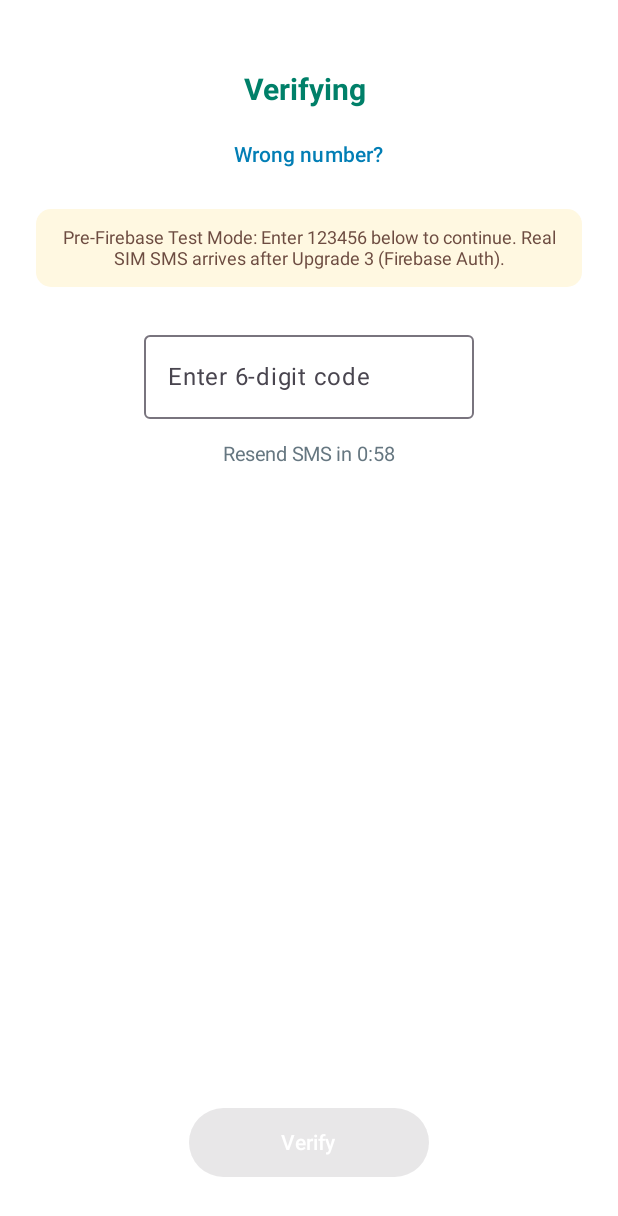
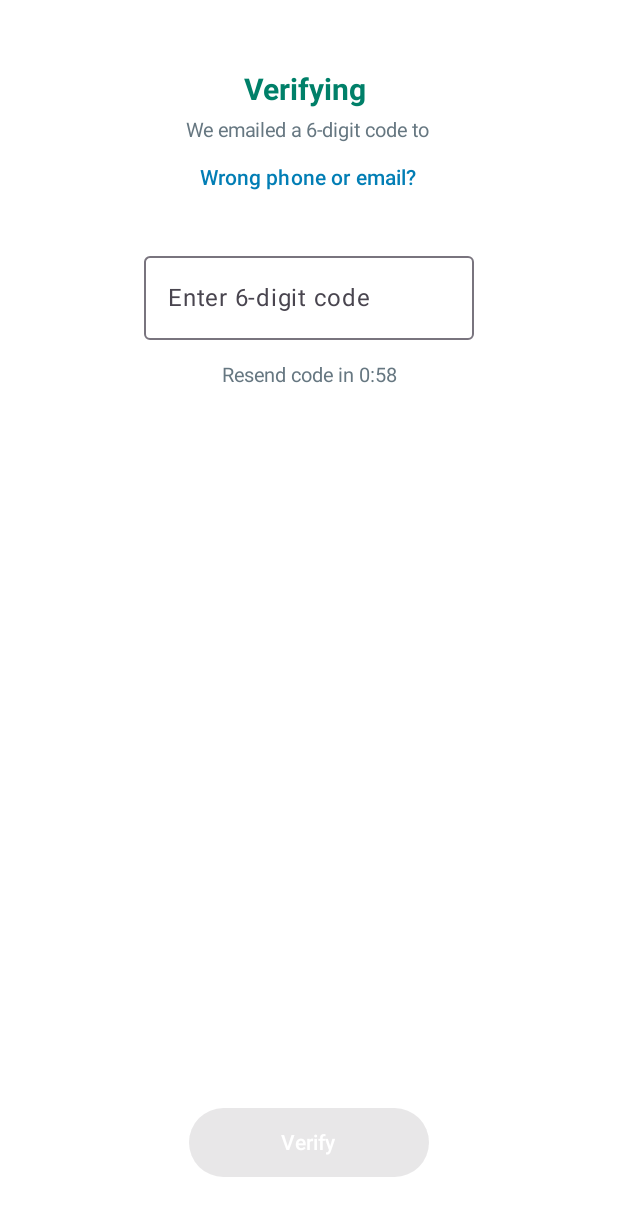
Before and after one commit to olawale341/VIA, an Android app built with Jetpack Compose: the composable OtpVerificationScreen called with empty values, on a phone screen of 412 x 824 dp. Shown: the top 1216 px of the screen. Run offline under Robolectric (Android 15) with nearby library versions, the phone set to English and light mode, and no system bars.

Commit message:
Update OnboardingScreens.kt

```diff
--- a/android-app/app/src/main/java/com/globalchat/android/ui/OnboardingScreens.kt
+++ b/android-app/app/src/main/java/com/globalchat/android/ui/OnboardingScreens.kt
@@ -70,25 +70,30 @@ fun WelcomeScreen(onAgree: () -> Unit) {
 }
 
 @Composable
-fun PhoneEntryScreen(onSubmit: (String, String) -> Unit) {
+fun PhoneEntryScreen(
+    isLoading: Boolean,
+    errorText: String?,
+    onSubmit: (String, String, String) -> Unit
+) {
     var selectedCountry by remember { mutableStateOf(supportedCountries.first()) }
     var showCountryMenu by remember { mutableStateOf(false) }
     var localPhone by remember { mutableStateOf("") }
+    var email by remember { mutableStateOf("") }
 
     Column(
         modifier = Modifier.fillMaxSize().background(Color.White).padding(24.dp),
         horizontalAlignment = Alignment.CenterHorizontally
     ) {
         Spacer(Modifier.height(24.dp))
-        Text("Enter your phone number", fontSize = 20.sp, fontWeight = FontWeight.Bold, color = WaGreen)
+        Text("Enter your phone & email", fontSize = 20.sp, fontWeight = FontWeight.Bold, color = WaGreen)
         Spacer(Modifier.height(10.dp))
         Text(
-            "GlobalChat will verify your phone number. Carrier SMS charges may apply once live OTP is enabled.",
+            "GlobalChat will email a free 6-digit verification code to verify your account.",
             textAlign = TextAlign.Center,
             fontSize = 13.sp,
             color = Color(0xFF667781)
         )
-        Spacer(Modifier.height(28.dp))
+        Spacer(Modifier.height(24.dp))
 
         Box(modifier = Modifier.fillMaxWidth()) {
             OutlinedTextField(
@@ -97,17 +102,14 @@ fun PhoneEntryScreen(onSubmit: (String, String) -> Unit) {
                 readOnly = true,
                 label = { Text("Country") },
                 trailingIcon = { Icon(Icons.Default.ArrowDropDown, null) },
-                modifier = Modifier.fillMaxWidth().clickable { showCountryMenu = true }
+                modifier = Modifier.fillMaxWidth()
             )
             Box(modifier = Modifier.matchParentSize().clickable { showCountryMenu = true })
             DropdownMenu(expanded = showCountryMenu, onDismissRequest = { showCountryMenu = false }) {
                 supportedCountries.forEach { country ->
                     DropdownMenuItem(
                         text = { Text("${country.flag}  ${country.name} (${country.dialCode})") },
-                        onClick = {
-                            selectedCountry = country
-                            showCountryMenu = false
-                        }
+                        onClick = { selectedCountry = country; showCountryMenu = false }
                     )
                 }
             }
@@ -133,15 +135,32 @@ fun PhoneEntryScreen(onSubmit: (String, String) -> Unit) {
             )
         }
 
+        Spacer(Modifier.height(12.dp))
+        OutlinedTextField(
+            value = email,
+            onValueChange = { email = it },
+            label = { Text("Email for 6-digit OTP") },
+            placeholder = { Text("you@gmail.com") },
+            singleLine = true,
+            keyboardOptions = KeyboardOptions(keyboardType = KeyboardType.Email),
+            modifier = Modifier.fillMaxWidth()
+        )
+
+        if (errorText != null) {
+            Spacer(Modifier.height(10.dp))
+            Text(errorText, color = Color.Red, fontSize = 12.sp, textAlign = TextAlign.Center)
+        }
+
         Spacer(Modifier.weight(1f))
         Button(
-            onClick = { onSubmit(selectedCountry.dialCode, localPhone) },
-            enabled = localPhone.count { it.isDigit() } >= 6,
+            onClick = { onSubmit(selectedCountry.dialCode, localPhone, email) },
+            enabled = !isLoading && localPhone.count { it.isDigit() } >= 6 && email.contains("@"),
             shape = RoundedCornerShape(24.dp),
             colors = ButtonDefaults.buttonColors(containerColor = WaGreen),
-            modifier = Modifier.width(140.dp).height(46.dp)
+            modifier = Modifier.width(160.dp).height(46.dp)
         ) {
-            Text("Next", color = Color.White, fontWeight = FontWeight.SemiBold)
+            if (isLoading) CircularProgressIndicator(color = Color.White, modifier = Modifier.size(20.dp), strokeWidth = 2.dp)
+            else Text("Send Code", color = Color.White, fontWeight = FontWeight.SemiBold)
         }
         Spacer(Modifier.height(16.dp))
     }
@@ -150,8 +169,11 @@ fun PhoneEntryScreen(onSubmit: (String, String) -> Unit) {
 @Composable
 fun OtpVerificationScreen(
     phoneNumber: String,
+    email: String,
+    isLoading: Boolean,
     errorText: String?,
     onVerify: (String) -> Unit,
+    onResend: () -> Unit,
     onWrongNumber: () -> Unit
 ) {
     var otpCode by remember { mutableStateOf("") }
@@ -171,31 +193,14 @@ fun OtpVerificationScreen(
         Spacer(Modifier.height(24.dp))
         Text("Verifying $phoneNumber", fontSize = 20.sp, fontWeight = FontWeight.Bold, color = WaGreen)
         Spacer(Modifier.height(8.dp))
-        TextButton(onClick = onWrongNumber) {
-            Text("Wrong number?", color = Color(0xFF027EB5))
-        }
-        Spacer(Modifier.height(12.dp))
+        Text("We emailed a 6-digit code to $email", fontSize = 13.sp, color = Color(0xFF667781), textAlign = TextAlign.Center)
+        TextButton(onClick = onWrongNumber) { Text("Wrong phone or email?", color = Color(0xFF027EB5)) }
 
-        Surface(
-            color = Color(0xFFFFF8E1),
-            shape = RoundedCornerShape(10.dp),
-            modifier = Modifier.fillMaxWidth()
-        ) {
-            Text(
-                "Pre-Firebase Test Mode: Enter 123456 below to continue. Real SIM SMS arrives after Upgrade 3 (Firebase Auth).",
-                fontSize = 12.sp,
-                color = Color(0xFF6D4C41),
-                modifier = Modifier.padding(12.dp),
-                textAlign = TextAlign.Center
-            )
-        }
-
-        Spacer(Modifier.height(24.dp))
+        Spacer(Modifier.height(20.dp))
         OutlinedTextField(
             value = otpCode,
             onValueChange = { if (it.length <= 6 && it.all(Char::isDigit)) otpCode = it },
             label = { Text("Enter 6-digit code") },
-            placeholder = { Text("123456") },
             singleLine = true,
             keyboardOptions = KeyboardOptions(keyboardType = KeyboardType.Number),
             modifier = Modifier.width(220.dp)
@@ -206,21 +211,26 @@ fun OtpVerificationScreen(
         }
         Spacer(Modifier.height(16.dp))
         Text(
-            text = if (secondsLeft > 0) "Resend SMS in 0:${secondsLeft.toString().padStart(2, '0')}" else "Didn't receive code? Tap Resend (test code: 123456)",
+            text = if (secondsLeft > 0) "Resend code in 0:${secondsLeft.toString().padStart(2, '0')}" else "Didn't receive code? Tap to Resend",
             fontSize = 13.sp,
-            color = Color(0xFF667781),
-            modifier = Modifier.clickable(enabled = secondsLeft == 0) { secondsLeft = 60 }
+            color = if (secondsLeft > 0) Color(0xFF667781) else WaGreen,
+            fontWeight = if (secondsLeft == 0) FontWeight.Bold else FontWeight.Normal,
+            modifier = Modifier.clickable(enabled = secondsLeft == 0 && !isLoading) {
+                secondsLeft = 60
+                onResend()
+            }
         )
 
         Spacer(Modifier.weight(1f))
         Button(
             onClick = { onVerify(otpCode) },
-            enabled = otpCode.length == 6,
+            enabled = !isLoading && otpCode.length == 6,
             shape = RoundedCornerShape(24.dp),
             colors = ButtonDefaults.buttonColors(containerColor = WaGreen),
             modifier = Modifier.width(160.dp).height(46.dp)
         ) {
-            Text("Verify", color = Color.White, fontWeight = FontWeight.SemiBold)
+            if (isLoading) CircularProgressIndicator(color = Color.White, modifier = Modifier.size(20.dp), strokeWidth = 2.dp)
+            else Text("Verify", color = Color.White, fontWeight = FontWeight.SemiBold)
         }
         Spacer(Modifier.height(16.dp))
     }
```
